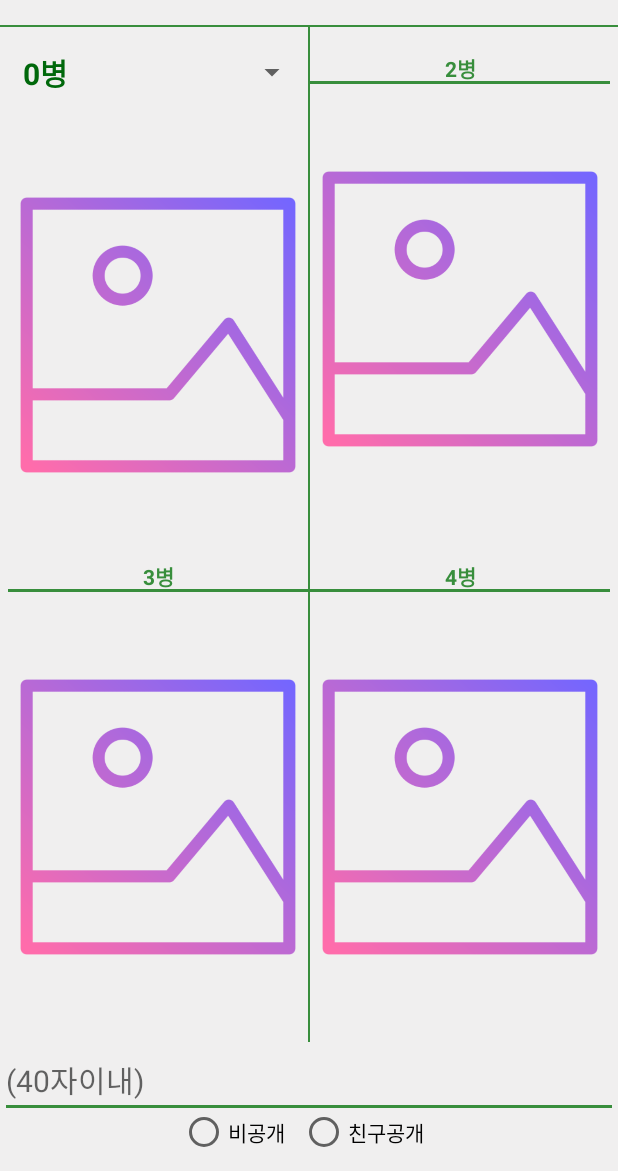
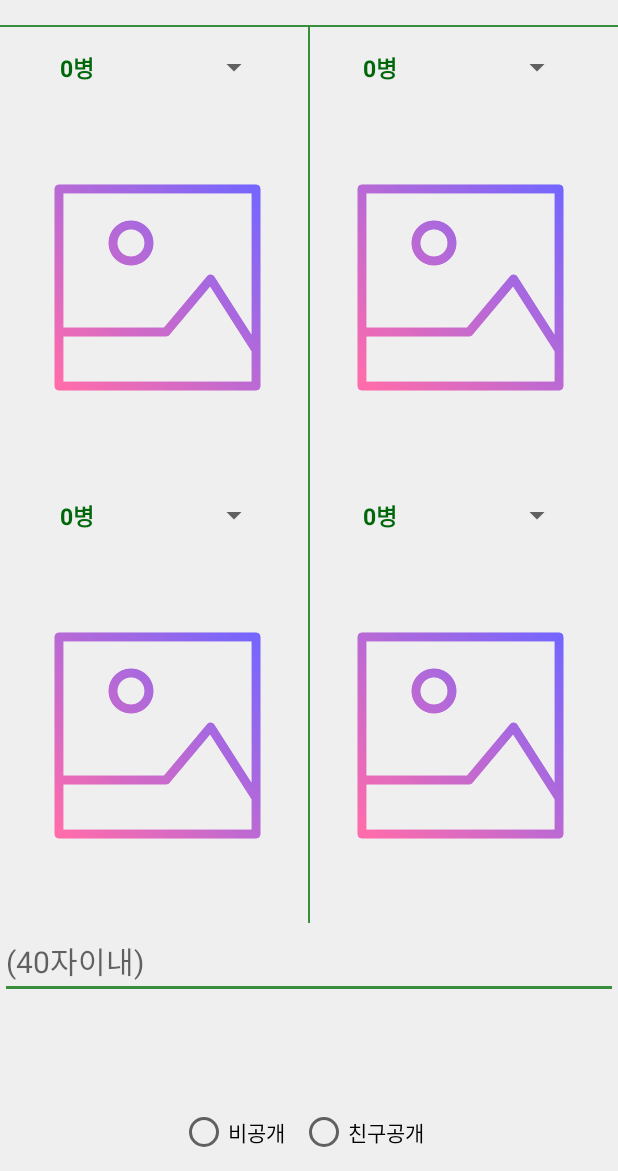
Before and after one commit to JiSeokYeom/ChengCheng_original, an Android app: the AddItemTest screen opened directly, with no data from a screen before it, on a phone screen of 412 x 824 dp, the part 65-1236 px from its top. Run offline under Robolectric (Android 15) with nearby library versions, the phone set to English and light mode, and no system bars; our stand-ins replace Firebase (no records; nobody signed in at launch, a user with empty details on screens opened directly), data binding.

Commit message:
03.12 AddItem 디자인 수정 메인으로 갈시 주량 다이얼로그가 계속 뜨는 이슈

```diff
--- a/app/src/main/java/com/one_day/one_drink_a_day/activity/AddItemTest.kt
+++ b/app/src/main/java/com/one_day/one_drink_a_day/activity/AddItemTest.kt
@@ -44,9 +44,12 @@ class AddItemTest : AppCompatActivity() {
         adapter = ArrayAdapter(this, R.layout.spinner_item, countArray)
 
         binding.apply {
-            sojoSpinner.adapter = adapter
+            countSpinner1.adapter = adapter
+            countSpinner2.adapter = adapter
+            countSpinner3.adapter = adapter
+            countSpinner4.adapter = adapter
 
-            sojoSpinner.onItemSelectedListener = object : AdapterView.OnItemSelectedListener{
+            countSpinner1.onItemSelectedListener = object : AdapterView.OnItemSelectedListener{
                 override fun onItemSelected(
                     parent: AdapterView<*>?,
                     view: View?,
--- a/app/src/main/res/layout/activity_add_item_test.xml
+++ b/app/src/main/res/layout/activity_add_item_test.xml
@@ -69,66 +69,59 @@
 
     <LinearLayout
         android:id="@+id/linearLayout2"
-        android:layout_width="match_parent"
+        android:layout_width="wrap_content"
         android:layout_height="wrap_content"
-        android:orientation="horizontal"
-        android:gravity="center"
+        app:layout_constraintEnd_toEndOf="parent"
+        app:layout_constraintStart_toStartOf="parent"
         app:layout_constraintTop_toBottomOf="@+id/solid_line3">
+
         <LinearLayout
             android:layout_width="wrap_content"
             android:layout_height="wrap_content"
+            android:layout_marginEnd="25dp"
             android:orientation="vertical">
+
             <Spinner
-        android:id="@+id/sojo_spinner"
+                android:id="@+id/count_spinner_1"
                 android:layout_width="match_parent"
                 android:layout_height="wrap_content"
-        android:layout_marginTop="5dp"
-        />
-  <!--  <TextView
-        android:layout_width="match_parent"
-        android:layout_height="wrap_content"
-        android:text="1병"
-        android:background="@drawable/textview_stroke"
-        android:textStyle="bold"
-        android:textColor="@color/main"
-        android:gravity="center"/>-->
+                android:layout_marginTop="5dp" />
+
             <ImageView
                 android:id="@+id/img_1"
-            android:layout_width="200dp"
-            android:layout_height="300dp"
+                android:layout_width="150dp"
+                android:layout_height="250dp"
                 android:background="@color/backgroundMain"
                 android:scaleType="centerInside"
-            android:src="@drawable/icon_image"
-           />
+                android:src="@drawable/icon_image" />
         </LinearLayout>
+
         <View
             android:id="@+id/solid_line2"
             android:layout_width="1.0dp"
             android:layout_height="match_parent"
-            android:background="@color/main"
-            />
+            android:background="@color/main" />
+
         <LinearLayout
             android:layout_width="wrap_content"
             android:layout_height="wrap_content"
+            android:layout_marginStart="25dp"
             android:orientation="vertical">
 
 
-        <TextView
+            <Spinner
+                android:id="@+id/count_spinner_2"
                 android:layout_width="match_parent"
                 android:layout_height="wrap_content"
-            android:text="2병"
-            android:background="@drawable/textview_stroke"
-            android:textStyle="bold"
-            android:textColor="@color/main"
-            android:gravity="center"/>
+                android:layout_marginTop="5dp" />
+
             <ImageView
                 android:id="@+id/img_2"
-            android:layout_width="200dp"
-            android:layout_height="300dp"
+                android:layout_width="150dp"
+                android:layout_height="250dp"
                 android:background="@color/backgroundMain"
                 android:scaleType="centerInside"
-            android:src="@drawable/icon_image"
-            />
+                android:src="@drawable/icon_image" />
         </LinearLayout>
     </LinearLayout>
 
@@ -151,19 +144,18 @@
             android:layout_width="wrap_content"
             android:layout_height="wrap_content"
             android:orientation="vertical"
+            android:layout_marginEnd="25dp"
             >
-            <TextView
+            <Spinner
+                android:id="@+id/count_spinner_3"
                 android:layout_width="match_parent"
                 android:layout_height="wrap_content"
-                android:text="3병"
-                android:background="@drawable/textview_stroke"
-                android:textStyle="bold"
-                android:textColor="@color/main"
-                android:gravity="center"/>
+                android:layout_marginTop="5dp"
+                />
             <ImageView
                 android:id="@+id/img_3"
-                android:layout_width="200dp"
-                android:layout_height="300dp"
+                android:layout_width="150dp"
+                android:layout_height="250dp"
                 android:background="@color/backgroundMain"
                 android:scaleType="centerInside"
                 android:src="@drawable/icon_image"
@@ -178,21 +170,19 @@
         <LinearLayout
             android:layout_width="wrap_content"
             android:layout_height="wrap_content"
+            android:layout_marginStart="25dp"
             android:orientation="vertical">
 
-
-            <TextView
+            <Spinner
+                android:id="@+id/count_spinner_4"
                 android:layout_width="match_parent"
                 android:layout_height="wrap_content"
-                android:text="4병"
-                android:background="@drawable/textview_stroke"
-                android:textStyle="bold"
-                android:textColor="@color/main"
-                android:gravity="center"/>
+                android:layout_marginTop="5dp"
+                />
             <ImageView
                 android:id="@+id/img_4"
-                android:layout_width="200dp"
-                android:layout_height="300dp"
+                android:layout_width="150dp"
+                android:layout_height="250dp"
                 android:background="@color/backgroundMain"
                 android:scaleType="centerInside"
                 android:src="@drawable/icon_image"
--- a/app/src/main/res/layout/spinner_item.xml
+++ b/app/src/main/res/layout/spinner_item.xml
@@ -3,7 +3,7 @@
     android:layout_width="match_parent"
     android:layout_height="wrap_content"
     android:padding="10dp"
-    android:textSize="20sp"
+    android:textSize="15sp"
     android:textStyle="bold"
     android:textColor="#00680B"
     />
```
Lines whose indentation alone changed are shown as unchanged.
